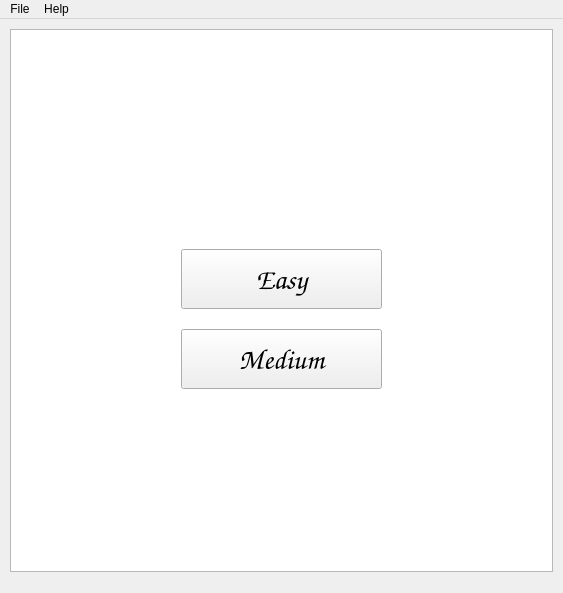
Qt form Ventana.ui (vialrogo/chesstrainer-ia) before a commit.
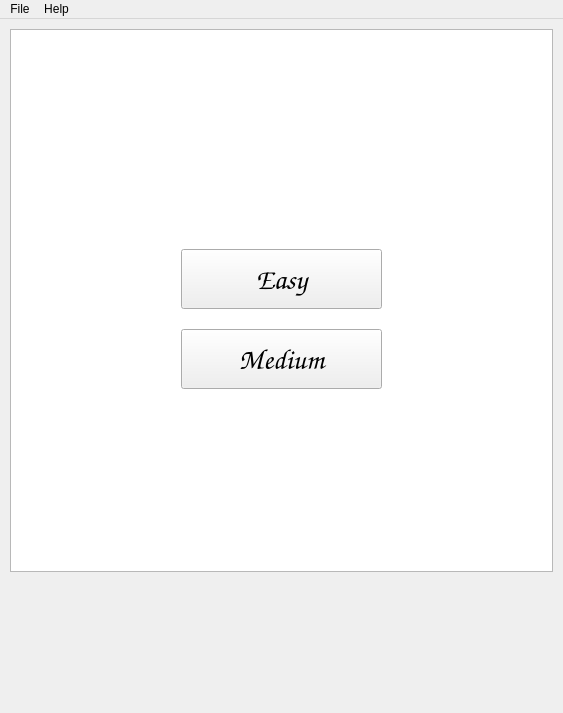
The same form after that commit.

Commit message: commit para probar el tamaño

Patch:
```diff
--- a/Ventana.ui
+++ b/Ventana.ui
@@ -7,19 +7,19 @@
     <x>0</x>
     <y>0</y>
     <width>563</width>
-    <height>593</height>
+    <height>713</height>
    </rect>
   </property>
   <property name="minimumSize">
    <size>
     <width>563</width>
-    <height>593</height>
+    <height>713</height>
    </size>
   </property>
   <property name="maximumSize">
    <size>
     <width>563</width>
-    <height>593</height>
+    <height>713</height>
    </size>
   </property>
   <property name="windowTitle">
```
